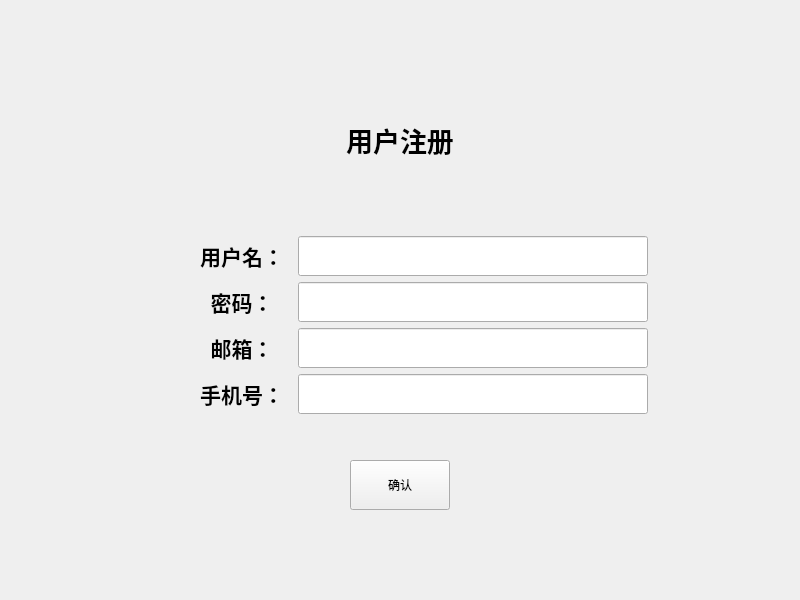
Qt form SnailIOTMonitoring/src/ui/registerwindow.ui (Amber-muyu/Qt_Project) before a commit.
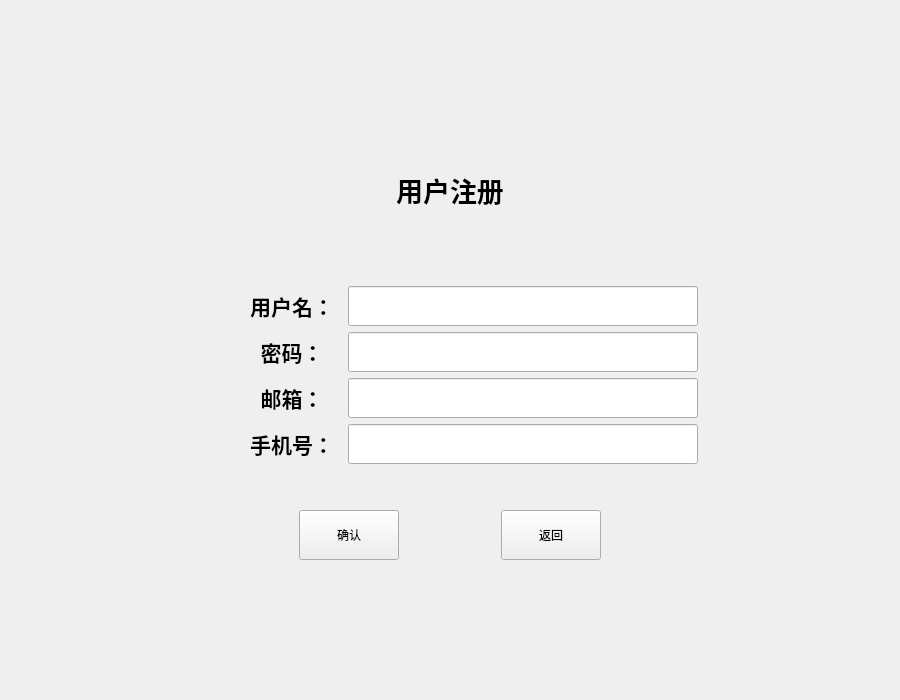
The same form after that commit.

Diff of the .ui file:
```diff
--- a/SnailIOTMonitoring/src/ui/registerwindow.ui
+++ b/SnailIOTMonitoring/src/ui/registerwindow.ui
@@ -6,8 +6,8 @@
    <rect>
     <x>0</x>
     <y>0</y>
-    <width>800</width>
-    <height>600</height>
+    <width>900</width>
+    <height>700</height>
    </rect>
   </property>
   <property name="windowTitle">
@@ -386,6 +386,32 @@
          </property>
         </widget>
        </item>
+       <item>
+        <spacer name="horizontalSpacer_11">
+         <property name="orientation">
+          <enum>Qt::Horizontal</enum>
+         </property>
+         <property name="sizeHint" stdset="0">
+          <size>
+           <width>40</width>
+           <height>20</height>
+          </size>
+         </property>
+        </spacer>
+       </item>
+       <item>
+        <widget class="QPushButton" name="btnReturn">
+         <property name="minimumSize">
+          <size>
+           <width>100</width>
+           <height>50</height>
+          </size>
+         </property>
+         <property name="text">
+          <string>返回</string>
+         </property>
+        </widget>
+       </item>
        <item>
         <spacer name="horizontalSpacer_4">
          <property name="orientation">
```
